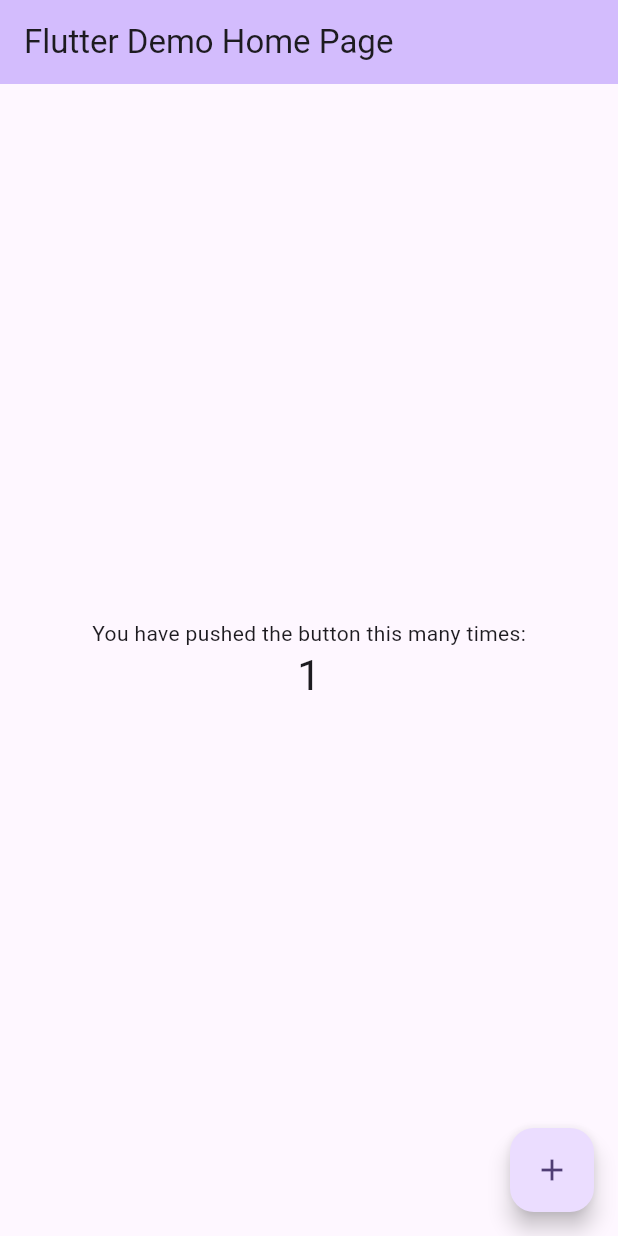
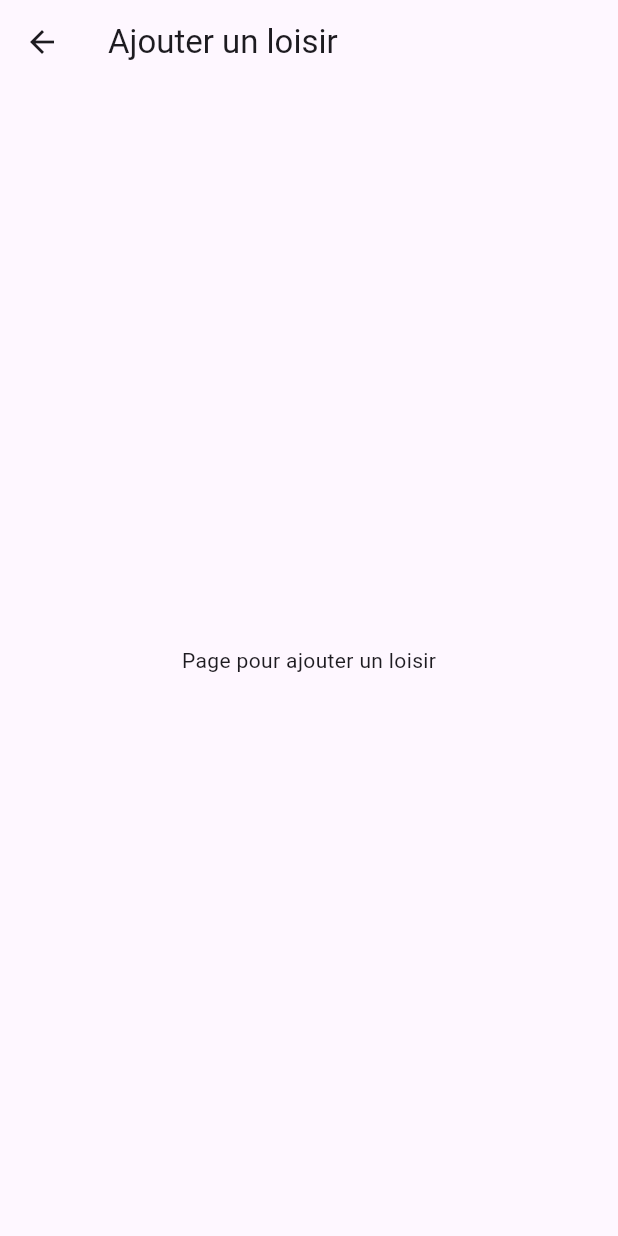
Before and after one commit to IPSSI-SBR/IPSSI-Flutter-project, a Flutter app: the screen it shows after launch, after a tap on the "add" icon, on a phone screen of 412 x 824 dp. Run offline on Flutter 3.47's test engine with Material 3 defaults, Android fonts, the phone set to English and light mode, and no system bars.

Commit message:
chore: Update frontend assets configuration

```diff
--- a/frontend/lib/main.dart
+++ b/frontend/lib/main.dart
@@ -1,125 +1,157 @@
 import 'package:flutter/material.dart';
 
 void main() {
-  runApp(const MyApp());
+  runApp(MyApp());
 }
 
 class MyApp extends StatelessWidget {
-  const MyApp({super.key});
-
-  // This widget is the root of your application.
   @override
   Widget build(BuildContext context) {
     return MaterialApp(
-      title: 'Flutter project',
+      title: 'Loisirs App',
       theme: ThemeData(
-        // This is the theme of your application.
-        //
-        // TRY THIS: Try running your application with "flutter run". You'll see
-        // the application has a purple toolbar. Then, without quitting the app,
-        // try changing the seedColor in the colorScheme below to Colors.green
-        // and then invoke "hot reload" (save your changes or press the "hot
-        // reload" button in a Flutter-supported IDE, or press "r" if you used
-        // the command line to start the app).
-        //
-        // Notice that the counter didn't reset back to zero; the application
-        // state is not lost during the reload. To reset the state, use hot
-        // restart instead.
-        //
-        // This works for code too, not just values: Most code changes can be
-        // tested with just a hot reload.
-        colorScheme: ColorScheme.fromSeed(seedColor: Colors.deepPurple),
-        useMaterial3: true,
+        primarySwatch: Colors.blue,
       ),
-      home: const MyHomePage(title: 'Flutter Demo Home Page'),
+      home: HomePage(),
+      routes: {
+        '/add': (context) => AddPage(),
+      },
     );
   }
 }
 
-class MyHomePage extends StatefulWidget {
-  const MyHomePage({super.key, required this.title});
-
-  // This widget is the home page of your application. It is stateful, meaning
-  // that it has a State object (defined below) that contains fields that affect
-  // how it looks.
-
-  // This class is the configuration for the state. It holds the values (in this
-  // case the title) provided by the parent (in this case the App widget) and
-  // used by the build method of the State. Fields in a Widget subclass are
-  // always marked "final".
-
-  final String title;
-
+class HomePage extends StatefulWidget {
   @override
-  State<MyHomePage> createState() => _MyHomePageState();
+  _HomePageState createState() => _HomePageState();
 }
 
-class _MyHomePageState extends State<MyHomePage> {
-  int _counter = 0;
-
-  void _incrementCounter() {
-    setState(() {
-      // This call to setState tells the Flutter framework that something has
-      // changed in this State, which causes it to rerun the build method below
-      // so that the display can reflect the updated values. If we changed
-      // _counter without calling setState(), then the build method would not be
-      // called again, and so nothing would appear to happen.
-      _counter++;
-    });
-  }
+class _HomePageState extends State<HomePage> {
+  String selectedFilter = 'Date';
 
   @override
   Widget build(BuildContext context) {
-    // This method is rerun every time setState is called, for instance as done
-    // by the _incrementCounter method above.
-    //
-    // The Flutter framework has been optimized to make rerunning build methods
-    // fast, so that you can just rebuild anything that needs updating rather
-    // than having to individually change instances of widgets.
     return Scaffold(
       appBar: AppBar(
-        // TRY THIS: Try changing the color here to a specific color (to
-        // Colors.amber, perhaps?) and trigger a hot reload to see the AppBar
-        // change color while the other colors stay the same.
-        backgroundColor: Theme.of(context).colorScheme.inversePrimary,
-        // Here we take the value from the MyHomePage object that was created by
-        // the App.build method, and use it to set our appbar title.
-        title: Text(widget.title),
+        title: Text('Loisirs App'),
+        actions: [
+          DropdownButton<String>(
+            value: selectedFilter,
+            onChanged: (String? newValue) {
+              setState(() {
+                selectedFilter = newValue!;
+              });
+            },
+            items: <String>['Date', 'Ordre Alphabétique']
+                .map<DropdownMenuItem<String>>((String value) {
+              return DropdownMenuItem<String>(
+                value: value,
+                child: Text(value),
+              );
+            }).toList(),
+          ),
+        ],
       ),
-      body: Center(
-        // Center is a layout widget. It takes a single child and positions it
-        // in the middle of the parent.
+      body: Padding(
+        padding: const EdgeInsets.all(15.0),
         child: Column(
-          // Column is also a layout widget. It takes a list of children and
-          // arranges them vertically. By default, it sizes itself to fit its
-          // children horizontally, and tries to be as tall as its parent.
-          //
-          // Column has various properties to control how it sizes itself and
-          // how it positions its children. Here we use mainAxisAlignment to
-          // center the children vertically; the main axis here is the vertical
-          // axis because Columns are vertical (the cross axis would be
-          // horizontal).
-          //
-          // TRY THIS: Invoke "debug painting" (choose the "Toggle Debug Paint"
-          // action in the IDE, or press "p" in the console), to see the
-          // wireframe for each widget.
-          mainAxisAlignment: MainAxisAlignment.center,
-          children: <Widget>[
-            const Text(
-              'You have pushed the button this many times:',
+          crossAxisAlignment: CrossAxisAlignment.start,
+          children: [
+            Center(
+              child: Image.asset(
+                'assets/logo.png', // Assurez-vous d'avoir un logo dans ce chemin
+                height: 100,
+              ),
             ),
+            SizedBox(height: 20),
+            TextField(
+              decoration: InputDecoration(
+                hintText: 'un film, une bd, un manga',
+                suffixIcon: Container(
+                  decoration: BoxDecoration(
+                    color: Color(0xFF806491),
+                    borderRadius: BorderRadius.only(
+                      topLeft: Radius.circular(20),
+                      bottomRight: Radius.circular(20),
+                    ),
+                  ),
+                  child: Icon(
+                    Icons.search,
+                    color: Colors.white,
+                  ),
+                ),
+                border: OutlineInputBorder(
+                  borderRadius: BorderRadius.circular(10),
+                ),
+              ),
+            ),
+            SizedBox(height: 20),
             Text(
-              '$_counter',
-              style: Theme.of(context).textTheme.headlineMedium,
+              'Notre sélection des meilleurs tendances pour vous',
+              style: TextStyle(
+                color: Colors.black,
+              ),
+            ),
+            Padding(
+              padding: const EdgeInsets.symmetric(vertical: 10),
+              child: Text(
+                'meilleurs tendances',
+                style: TextStyle(
+                  color: Color(0xFF2F70AF),
+                  fontWeight: FontWeight.bold,
+                ),
+              ),
+            ),
+            Expanded(
+              child: Image.asset(
+                'assets/placeholder.png', // Assurez-vous d'avoir une image dans ce chemin
+                fit: BoxFit.cover,
+              ),
+            ),
+            SizedBox(height: 15),
+            Container(
+              color: Color(0xFF2F70AF),
+              padding: EdgeInsets.all(10),
+              child: Row(
+                children: [
+                  Icon(Icons.star, color: Colors.yellow),
+                  SizedBox(width: 5),
+                  Text(
+                    'Avis',
+                    style: TextStyle(color: Colors.white),
+                  ),
+                ],
+              ),
+            ),
+            SizedBox(height: 15),
+            Align(
+              alignment: Alignment.bottomRight,
+              child: ElevatedButton(
+                style: ElevatedButton.styleFrom(
+                  backgroundColor: Color(0xFF2F70AF),
+                ),
+                onPressed: () {
+                  Navigator.pushNamed(context, '/add');
+                },
+                child: Icon(Icons.add, color: Colors.black),
+              ),
             ),
           ],
         ),
       ),
-      floatingActionButton: FloatingActionButton(
-        onPressed: _incrementCounter,
-        tooltip: 'Increment',
-        child: const Icon(Icons.add),
-      ), // This trailing comma makes auto-formatting nicer for build methods.
     );
   }
 }
+
+class AddPage extends StatelessWidget {
+  @override
+  Widget build(BuildContext context) {
+    return Scaffold(
+      appBar: AppBar(
+        title: Text('Ajouter un loisir'),
+      ),
+      body: Center(
+        child: Text('Page pour ajouter un loisir'),
+      ),
+    );
+  }
+}
--- a/frontend/pubspec.yaml
+++ b/frontend/pubspec.yaml
@@ -57,9 +57,9 @@ flutter:
     uses-material-design: true
 
     # To add assets to your application, add an assets section, like this:
-    # assets:
-    #   - images/a_dot_burr.jpeg
-    #   - images/a_dot_ham.jpeg
+    assets:
+      - images/a_dot_burr.jpeg
+      - images/a_dot_ham.jpeg
 
     # An image asset can refer to one or more resolution-specific "variants", see
     # https://flutter.dev/assets-and-images/#resolution-aware
```
Also changed, not shown: frontend/pubspec.lock.
